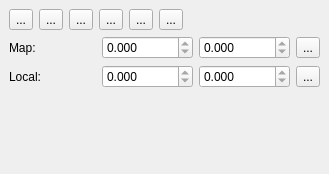
The window that grid/grid_dock_base.ui (lparchaeology/ArkPlan) describes before a commit, drawn with Qt 5.
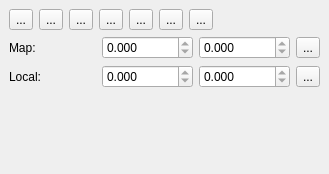
The same window after the commit. Icons and pictures are not drawn. Custom widgets are drawn as their Qt base class.

Commit message:
WIP Add grid translate feature
Mostly works, just wrong maths!

What changed in the file:
```diff
--- a/grid/grid_dock_base.ui
+++ b/grid/grid_dock_base.ui
@@ -83,6 +83,17 @@
         </property>
        </widget>
       </item>
+      <item>
+       <widget class="QToolButton" name="translateFeaturesTool">
+        <property name="text">
+         <string>...</string>
+        </property>
+        <property name="icon">
+         <iconset resource="resources.qrc">
+          <normaloff>:/plugins/ArkGrid/mActionMoveFeature.png</normaloff>:/plugins/ArkGrid/mActionMoveFeature.png</iconset>
+        </property>
+       </widget>
+      </item>
       <item>
        <spacer name="horizontalSpacer">
         <property name="orientation">
```
Left out of the diff: 12 changed lines with no effect on the pictures. The commit also changes 11 other files.
